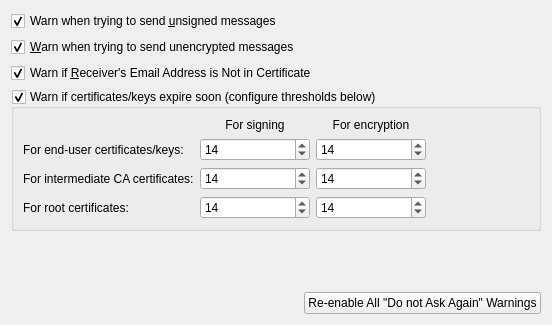
First picture: the form in kmail/ui/warningconfiguration.ui, repository chusopr/kdepim-ktimetracker-akonadi, before the edit.
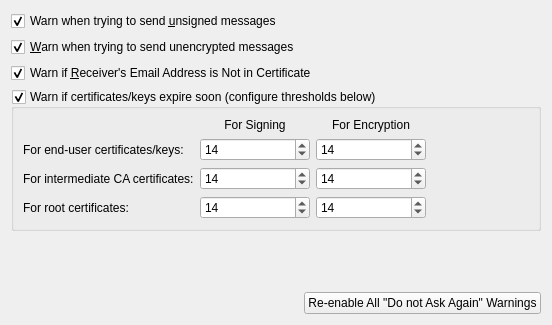
Second picture: the form after the edit.

Diff of the .ui file:
```diff
--- a/kmail/ui/warningconfiguration.ui
+++ b/kmail/ui/warningconfiguration.ui
@@ -85,7 +85,7 @@
       <item row="0" column="1" >
        <widget class="QLabel" name="textLabel2" >
         <property name="text" >
-         <string>For signing</string>
+         <string>For Signing</string>
         </property>
         <property name="alignment" >
          <set>Qt::AlignCenter</set>
@@ -98,7 +98,7 @@
       <item row="0" column="2" >
        <widget class="QLabel" name="textLabel2_2" >
         <property name="text" >
-         <string>For encryption</string>
+         <string>For Encryption</string>
         </property>
         <property name="alignment" >
          <set>Qt::AlignCenter</set>
```
Left out of the diff: 2 changed lines with no effect on the pictures.
